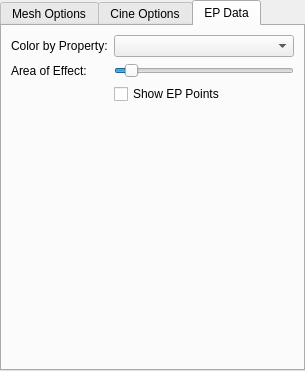
Above: rtUI/EPOptions.ui from pengwg/vurtigo before the change. Below: the same form after it.
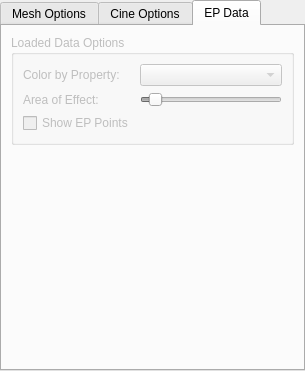
That is the form after the change.

Commit message:
Created a way to color the mesh based on EP info points. BugID:696 Analysis:The cardiac mesh can be colored based on a set of proximal EP points.
Resolution:

Reviewed by:

```diff
--- a/rtUI/EPOptions.ui
+++ b/rtUI/EPOptions.ui
@@ -286,21 +286,34 @@
       <attribute name="title">
        <string>EP Data</string>
       </attribute>
-      <layout class="QFormLayout" name="formLayout">
-       <item row="4" column="0">
-        <spacer name="verticalSpacer_2">
-         <property name="orientation">
-          <enum>Qt::Vertical</enum>
+      <layout class="QVBoxLayout" name="verticalLayout_4">
+       <item>
+        <widget class="QGroupBox" name="loadedDataGroupBox">
+         <property name="enabled">
+          <bool>false</bool>
          </property>
-         <property name="sizeHint" stdset="0">
-          <size>
-           <width>20</width>
-           <height>224</height>
-          </size>
+         <property name="title">
+          <string>Loaded Data Options</string>
          </property>
-        </spacer>
-       </item>
-       <item row="2" column="1">
+         <layout class="QGridLayout" name="gridLayout_4">
+          <item row="0" column="0">
+           <widget class="QLabel" name="label_8">
+            <property name="text">
+             <string>Color by Property:</string>
+            </property>
+           </widget>
+          </item>
+          <item row="0" column="1">
+           <widget class="QComboBox" name="colorByComboBox"/>
+          </item>
+          <item row="1" column="0">
+           <widget class="QLabel" name="label_9">
+            <property name="text">
+             <string>Area of Effect:</string>
+            </property>
+           </widget>
+          </item>
+          <item row="1" column="1">
         <widget class="QSlider" name="effectSlider">
          <property name="minimum">
           <number>10</number>
@@ -316,29 +329,28 @@
          </property>
         </widget>
        </item>
-       <item row="0" column="0">
-        <widget class="QLabel" name="label_8">
-         <property name="text">
-          <string>Color by Property:</string>
-         </property>
-        </widget>
-       </item>
-       <item row="0" column="1">
-        <widget class="QComboBox" name="colorByComboBox"/>
-       </item>
        <item row="2" column="0">
-        <widget class="QLabel" name="label_9">
-         <property name="text">
-          <string>Area of Effect:</string>
-         </property>
-        </widget>
-       </item>
-       <item row="3" column="1">
         <widget class="QCheckBox" name="showPointsCheckBox">
          <property name="text">
           <string>Show EP Points</string>
          </property>
         </widget>
+          </item>
+         </layout>
+        </widget>
+       </item>
+       <item>
+        <spacer name="verticalSpacer_2">
+         <property name="orientation">
+          <enum>Qt::Vertical</enum>
+         </property>
+         <property name="sizeHint" stdset="0">
+          <size>
+           <width>20</width>
+           <height>40</height>
+          </size>
+         </property>
+        </spacer>
        </item>
       </layout>
      </widget>
```
Lines whose indentation alone changed are shown as unchanged. The commit also changes 12 other files.
